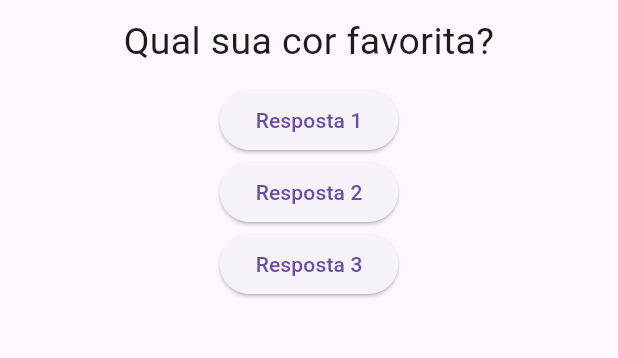
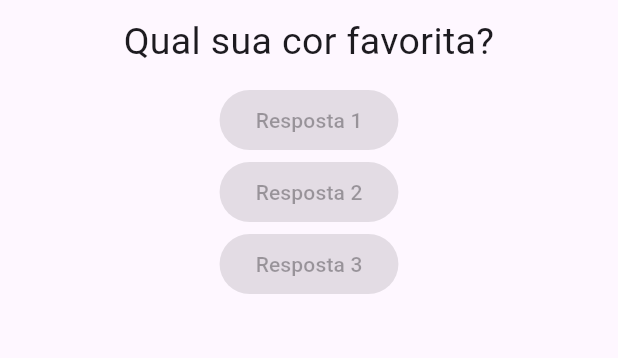
Before and after one commit to LorenaMartins1/perguntas_app, a Flutter app: the screen it shows after launch, on a phone screen of 412 x 824 dp, the part 84-442 px from its top. Run offline on Flutter 3.47's test engine with Material 3 defaults, Android fonts, the light colour scheme and no system bars.

Commit message:
alter answers

```diff
--- /dev/null
+++ b/perguntas_app/lib/answers.dart
@@ -0,0 +1,16 @@
+import 'package:flutter/material.dart';
+
+class Answers extends StatelessWidget {
+
+  final String texto;
+
+  Answers(this.texto, {super.key});
+
+  @override
+  Widget build(BuildContext context) {
+    return ElevatedButton(
+      onPressed: null,
+      child: Text(texto),
+    );
+  }
+}
--- a/perguntas_app/lib/main.dart
+++ b/perguntas_app/lib/main.dart
@@ -1,5 +1,6 @@
 import 'package:flutter/material.dart';
 import './questions.dart';
+import './answers.dart';
 
 void main() => runApp(const PerguntasApp());
 
@@ -36,18 +37,9 @@
         body: Column(
           children: [
             Questions(perguntas[perguntaSelecionada]),
-            ElevatedButton(
-              onPressed: responder,
-              child: const Text('Resposta 1'),
-            ),
-            ElevatedButton(
-              onPressed: responder,
-              child: const Text('Resposta 2'),
-            ),
-            ElevatedButton(
-              onPressed: responder,
-              child: const Text('Resposta 3'),
-            ),
+            Answers('Resposta 1'),
+            Answers('Resposta 2'),
+            Answers('Resposta 3'),
           ],
         ),
       ),
```
